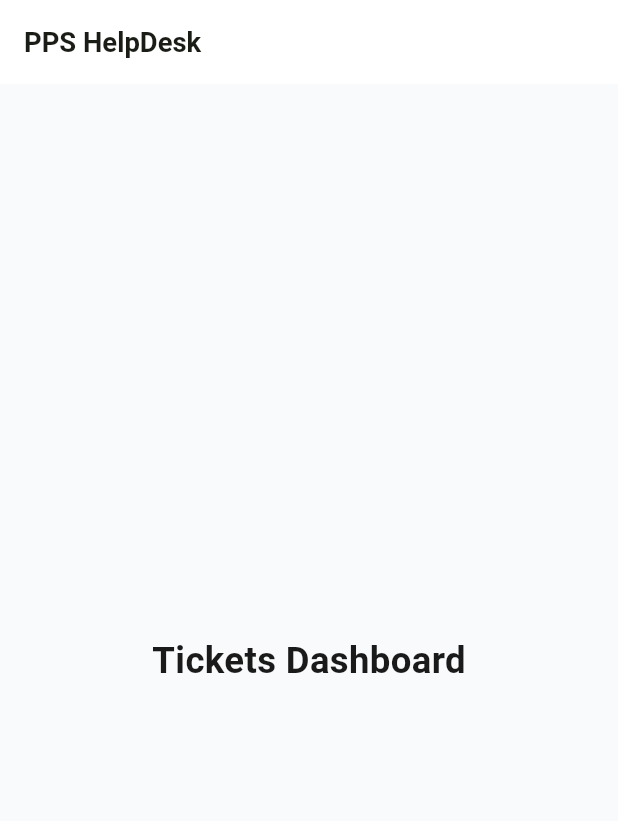
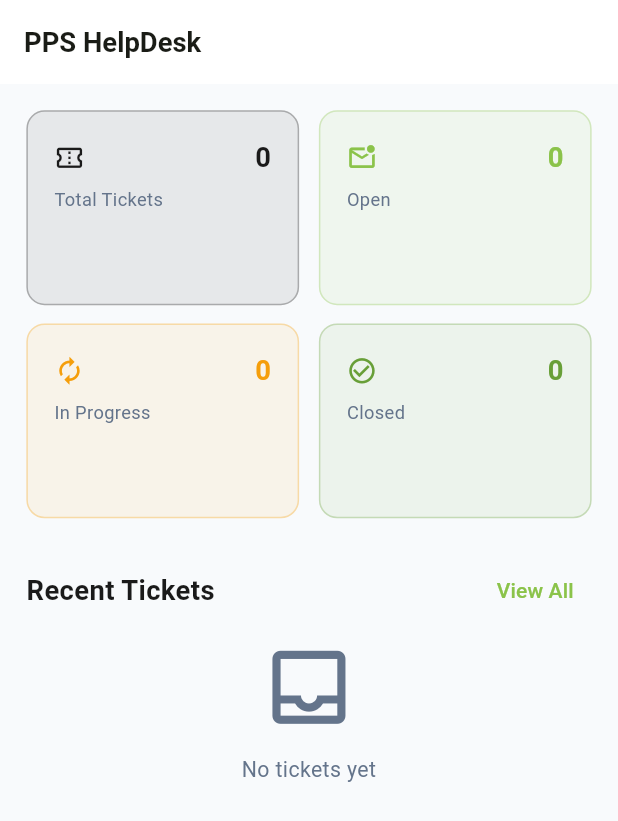
Before and after one commit to mahmoudnagi22/PPS-HelpDesk, a Flutter app: the screen it shows after launch, on a phone screen of 412 x 824 dp. Shown: the top 821 px of the screen. Run offline on Flutter 3.47's test engine with Material 3 defaults, Android fonts, the phone set to English and light mode, and no system bars; our stand-ins replace flutter_bloc, flutter_screenutil, get_it, hive, hive_flutter; accounts and stored records are empty.

Commit message:
feat: implement dashboard screen with summary cards and recent tickets

```diff
--- a/lib/app.dart
+++ b/lib/app.dart
@@ -2,7 +2,7 @@ import 'package:flutter/material.dart';
 import 'package:flutter_screenutil/flutter_screenutil.dart';
 
 import 'core/theme/app_theme.dart';
-import 'core/constants/app_text_styles.dart';
+import 'features/tickets/presentation/screens/dashboard_screen.dart';
 
 class HelpDeskApp extends StatelessWidget {
   const HelpDeskApp({super.key});
@@ -18,23 +18,9 @@ class HelpDeskApp extends StatelessWidget {
           title: 'PPS HelpDesk',
           theme: AppTheme.lightTheme,
           debugShowCheckedModeBanner: false,
-          home: const _DashboardPlaceholder(),
+          home: const DashboardScreen(),
         );
       },
     );
   }
 }
-
-class _DashboardPlaceholder extends StatelessWidget {
-  const _DashboardPlaceholder();
-
-  @override
-  Widget build(BuildContext context) {
-    return Scaffold(
-      appBar: AppBar(title: const Text('PPS HelpDesk')),
-      body: Center(
-        child: Text('Tickets Dashboard', style: AppTextStyles.heading1),
-      ),
-    );
-  }
-}
--- /dev/null
+++ b/lib/features/tickets/presentation/screens/dashboard_screen.dart
@@ -0,0 +1,184 @@
+import 'package:flutter/material.dart';
+import 'package:flutter_bloc/flutter_bloc.dart';
+import 'package:flutter_screenutil/flutter_screenutil.dart';
+
+import '../../../../core/constants/app_colors.dart';
+import '../../../../core/constants/app_text_styles.dart';
+import '../../../../core/constants/enums.dart';
+import '../../../../core/services/service_locator.dart';
+import '../../../../core/utils/date_formatter.dart';
+import '../../../../core/widgets/empty_state.dart';
+import '../../../../core/widgets/loading_indicator.dart';
+import '../../domain/entities/ticket_entity.dart';
+import '../cubit/ticket_cubit.dart';
+import '../cubit/ticket_state.dart';
+import '../widgets/priority_badge.dart';
+import '../widgets/status_chip.dart';
+import '../widgets/ticket_summary_card.dart';
+
+class DashboardScreen extends StatelessWidget {
+  const DashboardScreen({super.key});
+
+  @override
+  Widget build(BuildContext context) {
+    return BlocProvider(
+      create: (_) => sl<TicketCubit>()..loadTickets(),
+      child: const _DashboardView(),
+    );
+  }
+}
+
+class _DashboardView extends StatelessWidget {
+  const _DashboardView();
+
+  @override
+  Widget build(BuildContext context) {
+    return Scaffold(
+      appBar: AppBar(title: const Text('PPS HelpDesk')),
+      body: BlocBuilder<TicketCubit, TicketState>(
+        builder: (context, state) {
+          return switch (state) {
+            TicketInitial() || TicketLoading() => const LoadingIndicator(),
+            TicketError(:final message) => EmptyState(
+              message: message,
+              icon: Icons.error_outline,
+            ),
+            TicketLoaded() => _DashboardContent(state: state),
+          };
+        },
+      ),
+    );
+  }
+}
+
+class _DashboardContent extends StatelessWidget {
+  const _DashboardContent({required this.state});
+
+  final TicketLoaded state;
+
+  @override
+  Widget build(BuildContext context) {
+    final tickets = state.tickets;
+    final recentTickets = state.visibleTickets.take(5).toList();
+
+    return SingleChildScrollView(
+      padding: EdgeInsets.all(16.w),
+      child: Column(
+        crossAxisAlignment: CrossAxisAlignment.start,
+        children: [
+          _SummaryGrid(tickets: tickets),
+          SizedBox(height: 24.h),
+          Row(
+            mainAxisAlignment: MainAxisAlignment.spaceBetween,
+            children: [
+              Text('Recent Tickets', style: AppTextStyles.heading2),
+              TextButton(onPressed: () {}, child: const Text('View All')),
+            ],
+          ),
+          SizedBox(height: 8.h),
+          if (recentTickets.isEmpty)
+            const EmptyState(message: 'No tickets yet')
+          else
+            Column(
+              children: recentTickets
+                  .map((ticket) => _RecentTicketTile(ticket: ticket))
+                  .toList(),
+            ),
+        ],
+      ),
+    );
+  }
+}
+
+class _SummaryGrid extends StatelessWidget {
+  const _SummaryGrid({required this.tickets});
+
+  final List<TicketEntity> tickets;
+
+  @override
+  Widget build(BuildContext context) {
+    final total = tickets.length;
+    final open = tickets
+        .where((ticket) => ticket.status == TicketStatus.open)
+        .length;
+    final inProgress = tickets
+        .where((ticket) => ticket.status == TicketStatus.inProgress)
+        .length;
+    final closed = tickets
+        .where((ticket) => ticket.status == TicketStatus.closed)
+        .length;
+
+    return GridView.count(
+      crossAxisCount: 2,
+      shrinkWrap: true,
+      physics: const NeverScrollableScrollPhysics(),
+      mainAxisSpacing: 12.h,
+      crossAxisSpacing: 12.w,
+      childAspectRatio: 1.4,
+      children: [
+        TicketSummaryCard(
+          title: 'Total Tickets',
+          count: total,
+          icon: Icons.confirmation_number_outlined,
+          color: AppColors.secondary,
+        ),
+        TicketSummaryCard(
+          title: 'Open',
+          count: open,
+          icon: Icons.mark_email_unread_outlined,
+          color: AppColors.primary,
+        ),
+        TicketSummaryCard(
+          title: 'In Progress',
+          count: inProgress,
+          icon: Icons.autorenew,
+          color: AppColors.warning,
+        ),
+        TicketSummaryCard(
+          title: 'Closed',
+          count: closed,
+          icon: Icons.check_circle_outline,
+          color: AppColors.success,
+        ),
+      ],
+    );
+  }
+}
+
+class _RecentTicketTile extends StatelessWidget {
+  const _RecentTicketTile({required this.ticket});
+
+  final TicketEntity ticket;
+
+  @override
+  Widget build(BuildContext context) {
+    return Container(
+      margin: EdgeInsets.only(bottom: 10.h),
+      padding: EdgeInsets.all(12.w),
+      decoration: BoxDecoration(
+        color: AppColors.surface,
+        borderRadius: BorderRadius.circular(10.r),
+        border: Border.all(color: AppColors.textSecondary.withValues(alpha: 0.15)),
+      ),
+      child: Column(
+        crossAxisAlignment: CrossAxisAlignment.start,
+        children: [
+          Text(ticket.subject, style: AppTextStyles.body),
+          SizedBox(height: 6.h),
+          Row(
+            children: [
+              StatusChip(status: ticket.status),
+              SizedBox(width: 8.w),
+              PriorityBadge(priority: ticket.priority),
+              const Spacer(),
+              Text(
+                DateFormatter.toReadableDate(ticket.createdAt),
+                style: AppTextStyles.caption,
+              ),
+            ],
+          ),
+        ],
+      ),
+    );
+  }
+}
--- /dev/null
+++ b/lib/features/tickets/presentation/widgets/ticket_summary_card.dart
@@ -0,0 +1,53 @@
+import 'package:flutter/material.dart';
+import 'package:flutter_screenutil/flutter_screenutil.dart';
+
+import '../../../../core/constants/app_colors.dart';
+import '../../../../core/constants/app_text_styles.dart';
+
+class TicketSummaryCard extends StatelessWidget {
+  const TicketSummaryCard({
+    super.key,
+    required this.title,
+    required this.count,
+    required this.icon,
+    required this.color,
+  });
+
+  final String title;
+  final int count;
+  final IconData icon;
+  final Color color;
+
+  @override
+  Widget build(BuildContext context) {
+    return Container(
+      padding: EdgeInsets.all(16.w),
+      decoration: BoxDecoration(
+        color: color.withValues(alpha: 0.08),
+        borderRadius: BorderRadius.circular(12.r),
+        border: Border.all(color: color.withValues(alpha: 0.3)),
+      ),
+      child: Column(
+        mainAxisSize: MainAxisSize.min,
+        crossAxisAlignment: CrossAxisAlignment.start,
+        children: [
+          Row(
+            mainAxisAlignment: MainAxisAlignment.spaceBetween,
+            children: [
+              Icon(icon, color: color, size: 20.r),
+              Text(
+                '$count',
+                style: AppTextStyles.heading2.copyWith(color: color),
+              ),
+            ],
+          ),
+          SizedBox(height: 6.h),
+          Text(
+            title,
+            style: AppTextStyles.caption.copyWith(color: AppColors.textSecondary),
+          ),
+        ],
+      ),
+    );
+  }
+}
```
Also changed, not shown: lib/features/tickets/presentation/widgets/priority_badge.dart (added, +52 -0 lines), lib/features/tickets/presentation/widgets/status_chip.dart (added, +52 -0 lines), 1 other file.
